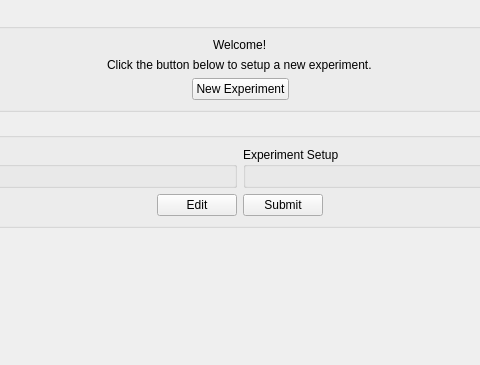
First picture: the form in ObjectTrackMatrix/MainWindow.ui, repository parallax-xallaraq/ObjectTrackMatrix, before the edit; both pictures show x 160 to 640 and y 0 to 365 of the 800 by 600 pixel window.
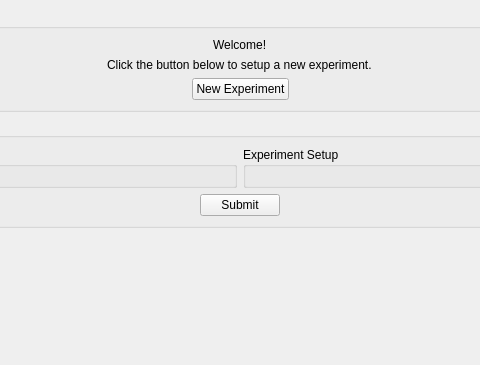
Second picture: the form after the edit. Custom widgets are drawn as their Qt base class.

Patch:
```diff
--- a/ObjectTrackMatrix/MainWindow.ui
+++ b/ObjectTrackMatrix/MainWindow.ui
@@ -65,14 +65,7 @@
           </spacer>
          </item>
          <item>
-          <widget class="QPushButton" name="pushButton_edit">
-           <property name="text">
-            <string>Edit</string>
-           </property>
-          </widget>
-         </item>
-         <item>
-          <widget class="QPushButton" name="pushButton_submit">
+          <widget class="QPushButton" name="pushButton_experimentSubmit">
            <property name="text">
             <string>Submit</string>
            </property>
```
